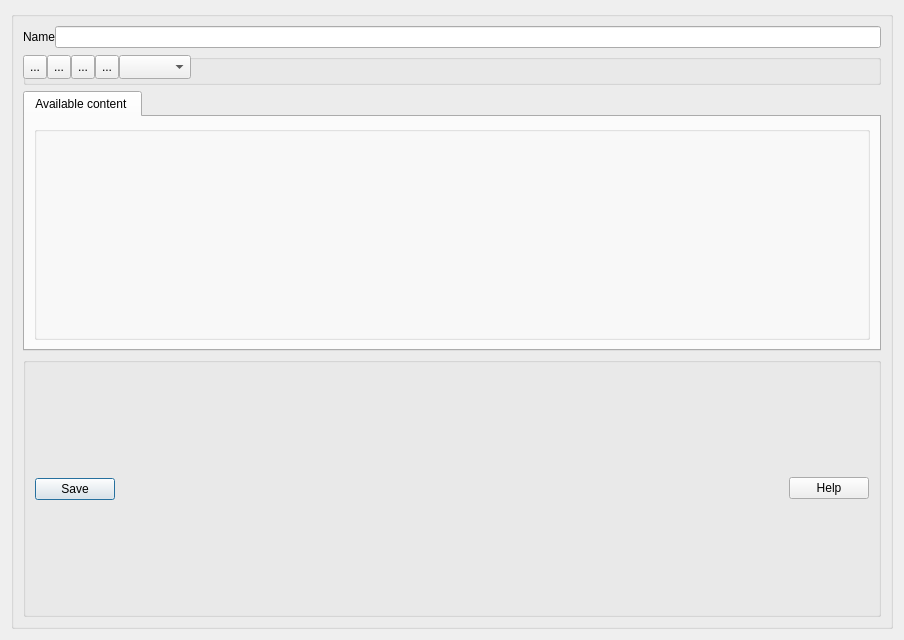
Qt form DiagramForm.ui (fritzone/ddm) before a commit.
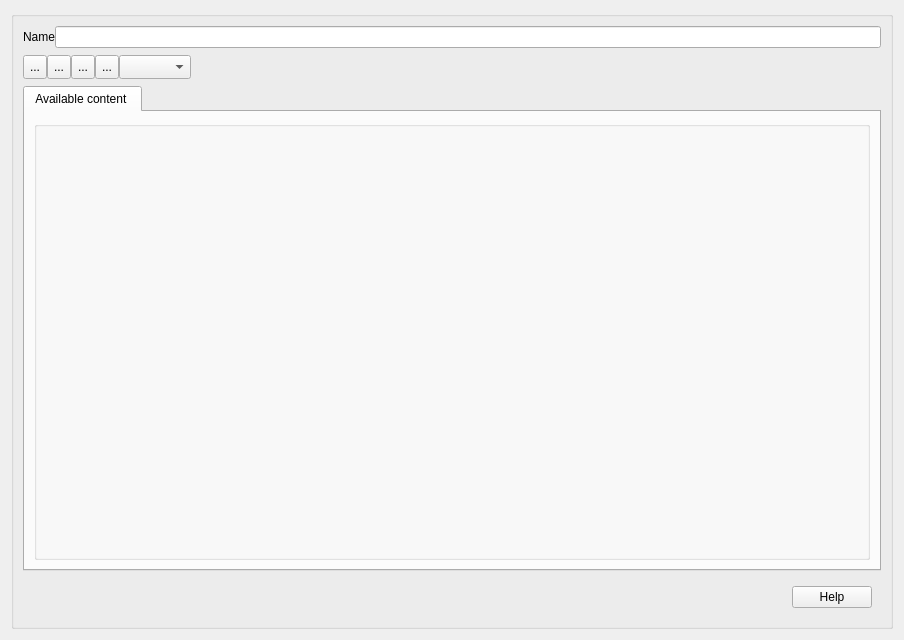
The same form after that commit. Icons and pictures are not drawn.

Diff of the .ui file:
```diff
--- a/DiagramForm.ui
+++ b/DiagramForm.ui
@@ -45,7 +45,7 @@
        </layout>
       </item>
       <item>
-       <widget class="QGroupBox" name="groupBox_2">
+       <widget class="QFrame" name="frame_2">
         <property name="sizePolicy">
          <sizepolicy hsizetype="Preferred" vsizetype="Fixed">
           <horstretch>0</horstretch>
@@ -64,9 +64,6 @@
           <height>36</height>
          </size>
         </property>
-        <property name="title">
-         <string/>
-        </property>
         <widget class="QWidget" name="horizontalLayoutWidget">
          <property name="geometry">
           <rect>
@@ -236,30 +233,14 @@
        </layout>
       </item>
       <item>
-       <widget class="QGroupBox" name="groupBox_3">
+       <widget class="QFrame" name="frame_3">
         <property name="sizePolicy">
          <sizepolicy hsizetype="Preferred" vsizetype="Minimum">
           <horstretch>0</horstretch>
           <verstretch>0</verstretch>
          </sizepolicy>
         </property>
-        <property name="title">
-         <string/>
-        </property>
         <layout class="QHBoxLayout" name="horizontalLayout_6">
-         <item>
-          <widget class="QDialogButtonBox" name="buttonBox">
-           <property name="orientation">
-            <enum>Qt::Vertical</enum>
-           </property>
-           <property name="standardButtons">
-            <set>QDialogButtonBox::Save</set>
-           </property>
-           <property name="centerButtons">
-            <bool>true</bool>
-           </property>
-          </widget>
-         </item>
          <item>
           <spacer name="horizontalSpacer_2">
            <property name="orientation">
```
Left out of the diff: 119 changed lines with no effect on the pictures.
